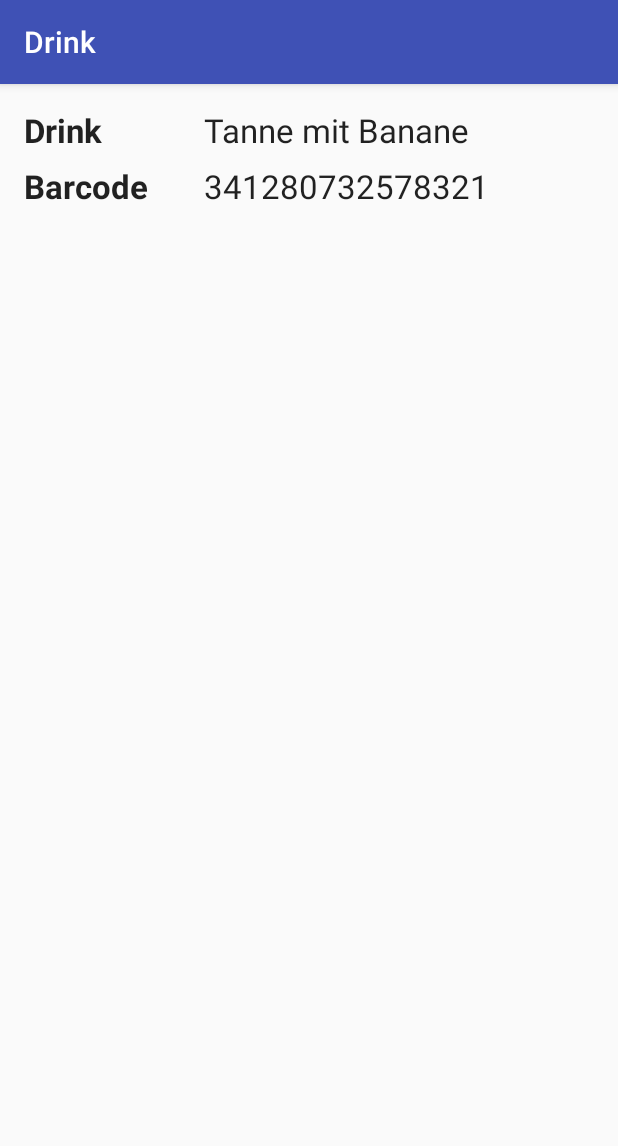
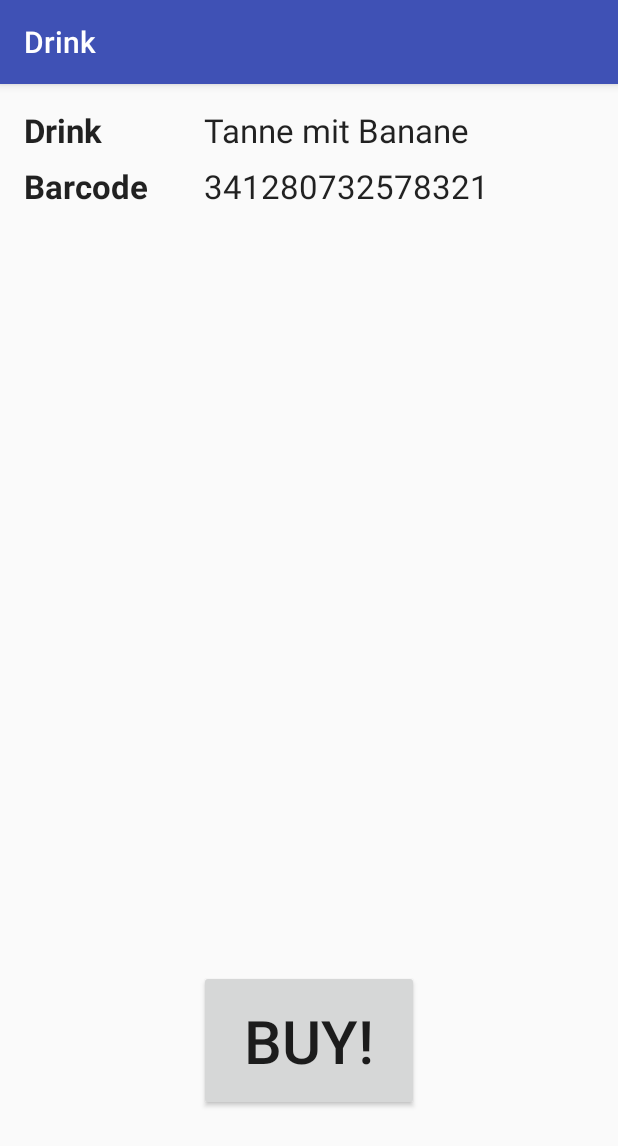
Before and after one commit to malteschmitz/icebox-android, an Android app: the DrinkActivity screen opened directly, with no data from a screen before it, on a phone screen of 412 x 824 dp. Shown: the top 1146 px of the screen. Run offline under Robolectric (Android 15) with nearby library versions, the phone set to English and light mode, and no system bars; libraries missing offline, so code that uses them is left out: com.goebl.david; 5 statements that could not run were skipped.

Commit message:
Add drinking

```diff
--- a/app/src/main/java/de/mlte/icebox/IceboxActivity.java
+++ b/app/src/main/java/de/mlte/icebox/IceboxActivity.java
@@ -36,6 +36,8 @@ import de.mlte.icebox.model.Serializer;
 
 public class IceboxActivity extends AppCompatActivity {
     public static final String DRINK_MESSAGE = "de.mlte.icebox.DRINK_MESSAGE";
+    public static final String BASE_URI = "http://icebox.nobreakspace.org:8081";
+    public static final String HDR_USER_AGENT = "Icebox Android Client";
     Webb webb;
 
     @Override
@@ -73,8 +75,8 @@ public class IceboxActivity extends AppCompatActivity {
 
         // create the client (one-time, can be used from different threads)
         webb = Webb.create();
-        webb.setBaseUri("http://icebox.nobreakspace.org:8081");
-        webb.setDefaultHeader(Webb.HDR_USER_AGENT, "Icebox Android Client");
+        webb.setBaseUri(BASE_URI);
+        webb.setDefaultHeader(Webb.HDR_USER_AGENT, HDR_USER_AGENT);
     }
 
     private void drink(Drink drink) {
--- a/app/src/main/res/layout/content_drink.xml
+++ b/app/src/main/res/layout/content_drink.xml
@@ -49,4 +49,19 @@
         android:id="@+id/barcodeText"
         android:layout_alignTop="@+id/barcodeLabel"
         android:layout_alignLeft="@+id/nameText" />
+
+    <Button
+        android:layout_width="wrap_content"
+        android:layout_height="wrap_content"
+        android:text="Buy!"
+        android:id="@+id/buy"
+        android:layout_marginBottom="67dp"
+        android:layout_alignParentBottom="true"
+        android:layout_centerHorizontal="true"
+        android:textSize="40sp"
+        android:paddingLeft="30sp"
+        android:paddingRight="30sp"
+        android:paddingTop="20sp"
+        android:paddingBottom="20sp"
+        android:onClick="buy"/>
 </RelativeLayout>
```
Also changed, not shown: app/src/main/java/de/mlte/icebox/DrinkActivity.java (+64 -1 lines), app/src/main/java/de/mlte/icebox/model/Consumption.java (added, +14 -0 lines), app/src/main/java/de/mlte/icebox/model/Serializer.java (+7 -0 lines).
